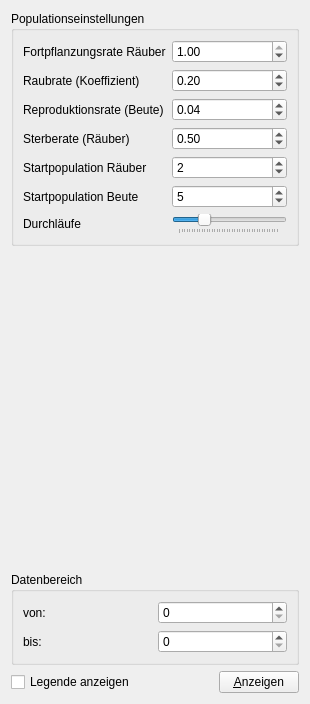
Old version of the form raeuber-beute/werkzeuge.ui in the repository cniehaus/biotools.
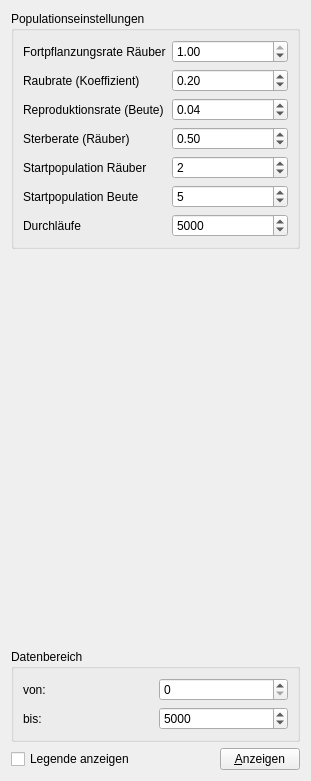
New version of the form.

```diff
--- a/raeuber-beute/werkzeuge.ui
+++ b/raeuber-beute/werkzeuge.ui
@@ -6,8 +6,8 @@
    <rect>
     <x>0</x>
     <y>0</y>
-    <width>310</width>
-    <height>704</height>
+    <width>311</width>
+    <height>781</height>
    </rect>
   </property>
   <property name="windowTitle">
@@ -152,41 +152,29 @@
         </property>
        </widget>
       </item>
-      <item row="6" column="1">
-       <widget class="QSlider" name="iterations_slider">
-        <property name="minimum">
-         <number>50</number>
-        </property>
-        <property name="maximum">
-         <number>20000</number>
-        </property>
-        <property name="singleStep">
-         <number>50</number>
-        </property>
-        <property name="pageStep">
-         <number>50</number>
-        </property>
-        <property name="value">
-         <number>5000</number>
-        </property>
-        <property name="orientation">
-         <enum>Qt::Horizontal</enum>
-        </property>
-        <property name="tickPosition">
-         <enum>QSlider::TicksBelow</enum>
-        </property>
-        <property name="tickInterval">
-         <number>500</number>
-        </property>
-       </widget>
-      </item>
       <item row="6" column="0">
        <widget class="QLabel" name="label">
         <property name="text">
          <string>Durchläufe</string>
         </property>
         <property name="buddy">
-         <cstring>iterations_slider</cstring>
+         <cstring>iterations</cstring>
+        </property>
+       </widget>
+      </item>
+      <item row="6" column="1">
+       <widget class="QSpinBox" name="iterations">
+        <property name="minimum">
+         <number>50</number>
+        </property>
+        <property name="maximum">
+         <number>20000</number>
+        </property>
+        <property name="singleStep">
+         <number>50</number>
+        </property>
+        <property name="value">
+         <number>5000</number>
         </property>
        </widget>
       </item>
@@ -201,7 +189,7 @@
      <property name="sizeHint" stdset="0">
       <size>
        <width>138</width>
-       <height>308</height>
+       <height>387</height>
       </size>
      </property>
     </spacer>
@@ -236,7 +224,14 @@
        </widget>
       </item>
       <item row="1" column="1">
-       <widget class="QSpinBox" name="to_spin"/>
+       <widget class="QSpinBox" name="to_spin">
+        <property name="maximum">
+         <number>20000</number>
+        </property>
+        <property name="value">
+         <number>5000</number>
+        </property>
+       </widget>
       </item>
      </layout>
     </widget>
```
Left out of the diff: 36 changed lines with no effect on the pictures.
